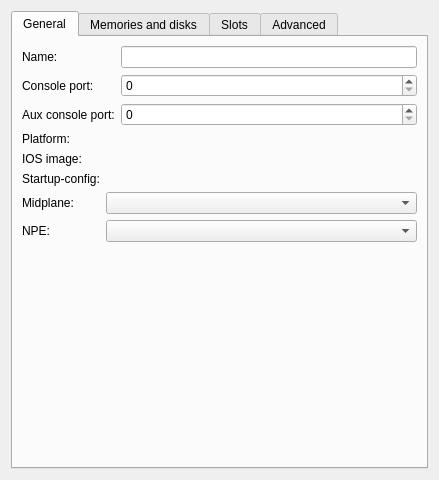
This is gns3/modules/dynamips/ui/router_configuration_page.ui in GNS3/gns3-gui as Qt 5 draws it before an edit. The edited form follows.
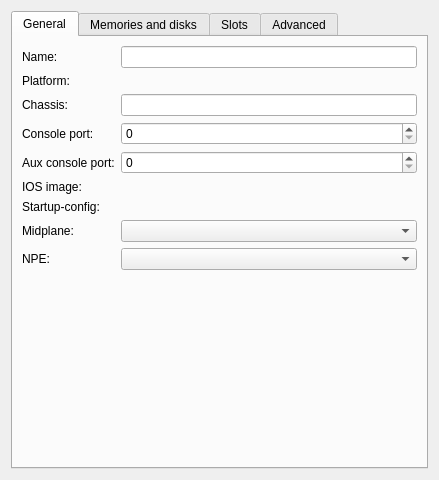
This is the edited form.

```diff
--- a/gns3/modules/dynamips/ui/router_configuration_page.ui
+++ b/gns3/modules/dynamips/ui/router_configuration_page.ui
@@ -34,103 +34,70 @@
        <item row="0" column="2">
         <widget class="QLineEdit" name="uiNameLineEdit"/>
        </item>
-       <item row="1" column="0">
+       <item row="3" column="0">
         <widget class="QLabel" name="uiConsolePortLabel">
          <property name="text">
           <string>Console port:</string>
          </property>
         </widget>
        </item>
-       <item row="1" column="2">
+       <item row="3" column="2">
         <widget class="QSpinBox" name="uiConsolePortSpinBox">
          <property name="maximum">
           <number>65535</number>
          </property>
         </widget>
        </item>
-       <item row="2" column="0" colspan="2">
+       <item row="4" column="0" colspan="2">
         <widget class="QLabel" name="uiAuxPortLabel">
          <property name="text">
           <string>Aux console port:</string>
          </property>
         </widget>
        </item>
-       <item row="2" column="2">
+       <item row="4" column="2">
         <widget class="QSpinBox" name="uiAuxPortSpinBox">
          <property name="maximum">
           <number>65535</number>
          </property>
         </widget>
        </item>
-       <item row="3" column="0">
-        <widget class="QLabel" name="uiPlatformLabel">
-         <property name="text">
-          <string>Platform:</string>
-         </property>
-        </widget>
-       </item>
-       <item row="4" column="0">
+       <item row="6" column="0">
         <widget class="QLabel" name="uiIOSImageLabel">
          <property name="text">
           <string>IOS image:</string>
          </property>
         </widget>
        </item>
-       <item row="5" column="0">
+       <item row="7" column="0">
         <widget class="QLabel" name="uiStartupConfigLabel">
          <property name="text">
           <string>Startup-config:</string>
          </property>
         </widget>
        </item>
-       <item row="5" column="2">
+       <item row="7" column="2">
         <widget class="QLabel" name="uiStartupConfigTextLabel">
          <property name="text">
           <string/>
          </property>
         </widget>
        </item>
-       <item row="6" column="0">
+       <item row="8" column="0">
         <widget class="QLabel" name="uiMidplaneLabel">
          <property name="text">
           <string>Midplane:</string>
          </property>
         </widget>
        </item>
-       <item row="6" column="1" colspan="2">
-        <widget class="QComboBox" name="uiMidplaneComboBox">
-         <property name="enabled">
-          <bool>true</bool>
-         </property>
-         <property name="sizePolicy">
-          <sizepolicy hsizetype="Expanding" vsizetype="Fixed">
-           <horstretch>0</horstretch>
-           <verstretch>0</verstretch>
-          </sizepolicy>
-         </property>
-        </widget>
-       </item>
-       <item row="7" column="0">
+       <item row="9" column="0">
         <widget class="QLabel" name="uiNPELabel">
          <property name="text">
           <string>NPE:</string>
          </property>
         </widget>
        </item>
-       <item row="7" column="1" colspan="2">
-        <widget class="QComboBox" name="uiNPEComboBox">
-         <property name="enabled">
-          <bool>true</bool>
-         </property>
-         <property name="sizePolicy">
-          <sizepolicy hsizetype="Expanding" vsizetype="Fixed">
-           <horstretch>0</horstretch>
-           <verstretch>0</verstretch>
-          </sizepolicy>
-         </property>
-        </widget>
-       </item>
-       <item row="8" column="1" colspan="2">
+       <item row="10" column="1" colspan="2">
         <spacer>
          <property name="orientation">
           <enum>Qt::Vertical</enum>
@@ -143,20 +110,63 @@
          </property>
         </spacer>
        </item>
-       <item row="3" column="2">
-        <widget class="QLabel" name="uiPlatformTextLabel">
-         <property name="text">
-          <string/>
-         </property>
-        </widget>
-       </item>
-       <item row="4" column="2">
+       <item row="6" column="2">
         <widget class="QLabel" name="uiIOSImageTextLabel">
          <property name="text">
           <string/>
          </property>
         </widget>
        </item>
+       <item row="1" column="2">
+        <widget class="QLabel" name="uiPlatformTextLabel">
+         <property name="text">
+          <string/>
+         </property>
+        </widget>
+       </item>
+       <item row="1" column="0">
+        <widget class="QLabel" name="uiPlatformLabel">
+         <property name="text">
+          <string>Platform:</string>
+         </property>
+        </widget>
+       </item>
+       <item row="2" column="0">
+        <widget class="QLabel" name="uiChassisLabel">
+         <property name="text">
+          <string>Chassis:</string>
+         </property>
+        </widget>
+       </item>
+       <item row="2" column="2">
+        <widget class="QLineEdit" name="uiChassisLineEdit"/>
+       </item>
+       <item row="8" column="2">
+        <widget class="QComboBox" name="uiMidplaneComboBox">
+         <property name="enabled">
+          <bool>true</bool>
+         </property>
+         <property name="sizePolicy">
+          <sizepolicy hsizetype="Expanding" vsizetype="Fixed">
+           <horstretch>0</horstretch>
+           <verstretch>0</verstretch>
+          </sizepolicy>
+         </property>
+        </widget>
+       </item>
+       <item row="9" column="2">
+        <widget class="QComboBox" name="uiNPEComboBox">
+         <property name="enabled">
+          <bool>true</bool>
+         </property>
+         <property name="sizePolicy">
+          <sizepolicy hsizetype="Expanding" vsizetype="Fixed">
+           <horstretch>0</horstretch>
+           <verstretch>0</verstretch>
+          </sizepolicy>
+         </property>
+        </widget>
+       </item>
       </layout>
      </widget>
      <widget class="QWidget" name="uiMemoriesTabWidget">
```
